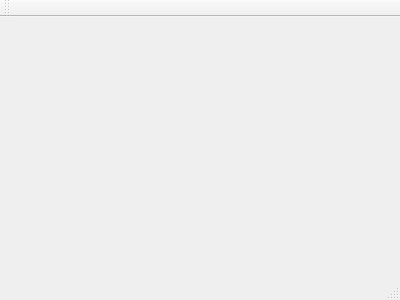
First picture: the form in day08/tcp_file_recv/mainwindow.ui, repository hewei-bit/QT-Learing, before the edit.
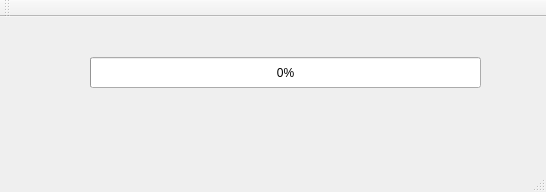
Second picture: the form after the edit.

The edit to the form file:
```diff
--- a/day08/tcp_file_recv/mainwindow.ui
+++ b/day08/tcp_file_recv/mainwindow.ui
@@ -1,24 +1,53 @@
 <ui version="4.0">
  <class>MainWindow</class>
- <widget class="QMainWindow" name="MainWindow" >
-  <property name="geometry" >
+ <widget class="QMainWindow" name="MainWindow">
+  <property name="geometry">
    <rect>
     <x>0</x>
     <y>0</y>
-    <width>400</width>
-    <height>300</height>
+    <width>546</width>
+    <height>192</height>
    </rect>
   </property>
   <property name="windowTitle" >
    <string>MainWindow</string>
   </property>
-  <widget class="QMenuBar" name="menuBar" />
-  <widget class="QToolBar" name="mainToolBar" />
-  <widget class="QWidget" name="centralWidget" />
-  <widget class="QStatusBar" name="statusBar" />
+  <widget class="QWidget" name="centralWidget">
+   <widget class="QProgressBar" name="progressBar">
+    <property name="geometry">
+     <rect>
+      <x>90</x>
+      <y>40</y>
+      <width>391</width>
+      <height>31</height>
+     </rect>
+    </property>
+    <property name="value">
+     <number>0</number>
+    </property>
+   </widget>
+  </widget>
+  <widget class="QMenuBar" name="menuBar">
+   <property name="geometry">
+    <rect>
+     <x>0</x>
+     <y>0</y>
+     <width>546</width>
+     <height>26</height>
+    </rect>
+   </property>
+  </widget>
+  <widget class="QToolBar" name="mainToolBar">
+   <attribute name="toolBarArea">
+    <enum>TopToolBarArea</enum>
+   </attribute>
+   <attribute name="toolBarBreak">
+    <bool>false</bool>
+   </attribute>
+  </widget>
+  <widget class="QStatusBar" name="statusBar"/>
  </widget>
- <layoutDefault spacing="6" margin="11" />
- <pixmapfunction></pixmapfunction>
+ <layoutdefault spacing="6" margin="11"/>
  <resources/>
  <connections/>
 </ui>
```
Left out of the diff: 3 changed lines with no effect on the pictures.
